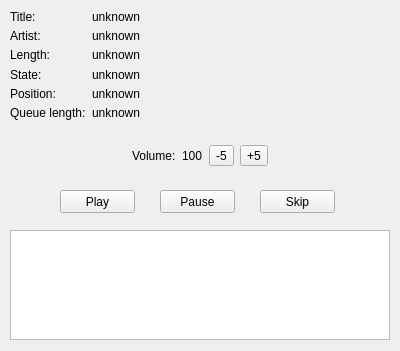
Qt form gui-remote/mainwidget.ui (hyperquantum/PMP) before a commit.
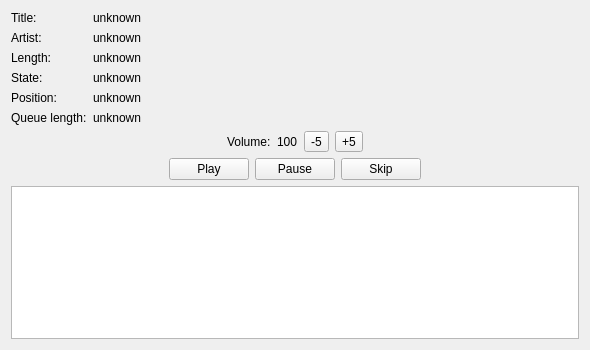
The same form after that commit.

Commit message: improved the widget layout: the QTableView now resizes with the window, and the contents of the Length column are now aligned to the right

```diff
--- a/gui-remote/mainwidget.ui
+++ b/gui-remote/mainwidget.ui
@@ -6,61 +6,15 @@
    <rect>
     <x>0</x>
     <y>0</y>
-    <width>400</width>
-    <height>351</height>
+    <width>590</width>
+    <height>350</height>
    </rect>
   </property>
   <property name="windowTitle">
    <string>Form</string>
   </property>
-  <widget class="QPushButton" name="playButton">
-   <property name="geometry">
-    <rect>
-     <x>60</x>
-     <y>190</y>
-     <width>75</width>
-     <height>23</height>
-    </rect>
-   </property>
-   <property name="text">
-    <string>Play</string>
-   </property>
-  </widget>
-  <widget class="QPushButton" name="pauseButton">
-   <property name="geometry">
-    <rect>
-     <x>160</x>
-     <y>190</y>
-     <width>75</width>
-     <height>23</height>
-    </rect>
-   </property>
-   <property name="text">
-    <string>Pause</string>
-   </property>
-  </widget>
-  <widget class="QPushButton" name="skipButton">
-   <property name="geometry">
-    <rect>
-     <x>260</x>
-     <y>190</y>
-     <width>75</width>
-     <height>23</height>
-    </rect>
-   </property>
-   <property name="text">
-    <string>Skip</string>
-   </property>
-  </widget>
-  <widget class="QWidget" name="layoutWidget">
-   <property name="geometry">
-    <rect>
-     <x>10</x>
-     <y>10</y>
-     <width>381</width>
-     <height>110</height>
-    </rect>
-   </property>
+  <layout class="QVBoxLayout" name="verticalLayout">
+   <item>
    <layout class="QFormLayout" name="formLayout">
     <item row="0" column="0">
      <widget class="QLabel" name="titleLabel">
@@ -147,16 +101,8 @@
      </widget>
     </item>
    </layout>
-  </widget>
-  <widget class="QWidget" name="horizontalLayoutWidget">
-   <property name="geometry">
-    <rect>
-     <x>10</x>
-     <y>140</y>
-     <width>380</width>
-     <height>31</height>
-    </rect>
-   </property>
+   </item>
+   <item>
    <layout class="QHBoxLayout" name="horizontalLayout">
     <item>
      <spacer name="horizontalSpacer">
@@ -219,16 +165,60 @@
      </spacer>
     </item>
    </layout>
-  </widget>
+   </item>
+   <item>
+    <layout class="QHBoxLayout" name="horizontalLayout_2">
+     <item>
+      <spacer name="horizontalSpacer_4">
+       <property name="orientation">
+        <enum>Qt::Horizontal</enum>
+       </property>
+       <property name="sizeHint" stdset="0">
+        <size>
+         <width>40</width>
+         <height>20</height>
+        </size>
+       </property>
+      </spacer>
+     </item>
+     <item>
+      <widget class="QPushButton" name="playButton">
+       <property name="text">
+        <string>Play</string>
+       </property>
+      </widget>
+     </item>
+     <item>
+      <widget class="QPushButton" name="pauseButton">
+       <property name="text">
+        <string>Pause</string>
+       </property>
+      </widget>
+     </item>
+     <item>
+      <widget class="QPushButton" name="skipButton">
+       <property name="text">
+        <string>Skip</string>
+       </property>
+      </widget>
+     </item>
+     <item>
+      <spacer name="horizontalSpacer_3">
+       <property name="orientation">
+        <enum>Qt::Horizontal</enum>
+       </property>
+       <property name="sizeHint" stdset="0">
+        <size>
+         <width>40</width>
+         <height>20</height>
+        </size>
+       </property>
+      </spacer>
+     </item>
+    </layout>
+   </item>
+   <item>
   <widget class="QTableView" name="queueTableView">
-   <property name="geometry">
-    <rect>
-     <x>10</x>
-     <y>230</y>
-     <width>380</width>
-     <height>110</height>
-    </rect>
-   </property>
    <property name="alternatingRowColors">
     <bool>true</bool>
    </property>
@@ -236,6 +226,8 @@
     <enum>QAbstractItemView::SelectRows</enum>
    </property>
   </widget>
+   </item>
+  </layout>
  </widget>
  <resources/>
  <connections/>
```
Lines whose indentation alone changed are shown as unchanged. The commit also changes 1 other file.
